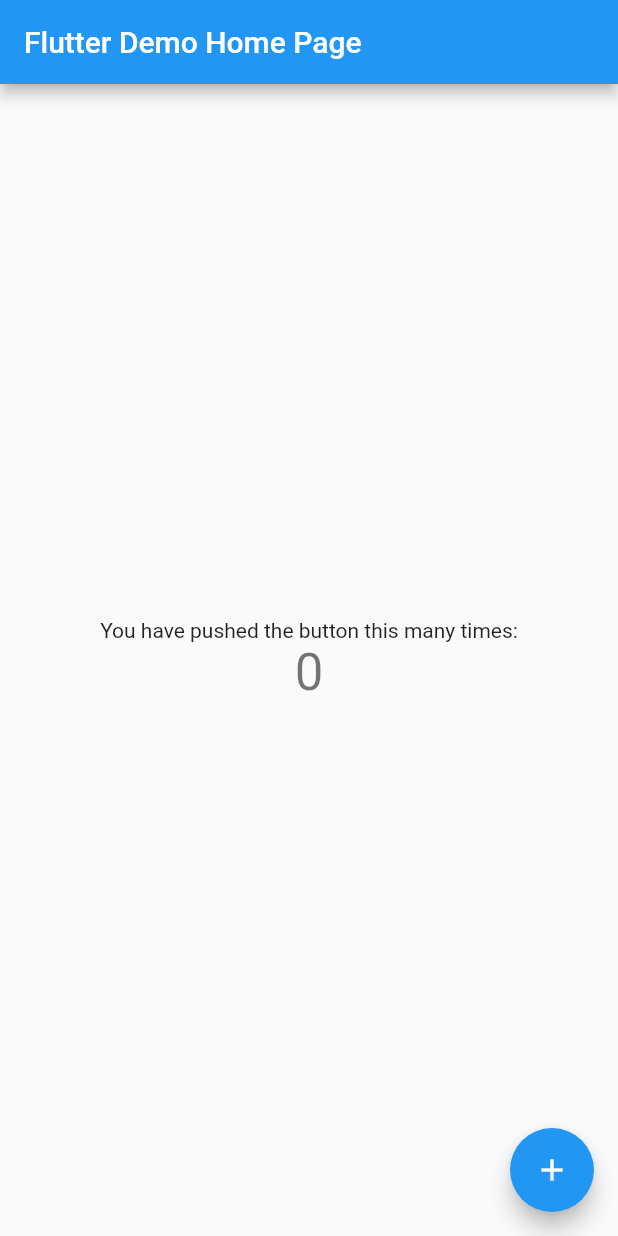
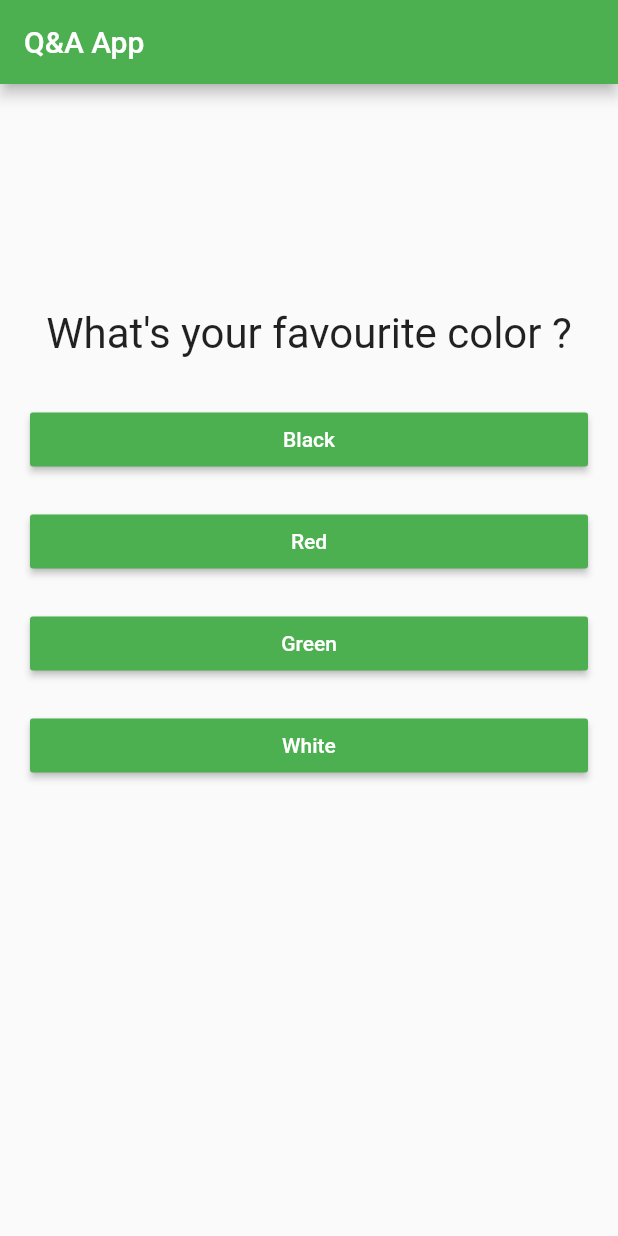
Before and after one commit to anii76/LearningFlutter, a Flutter app: the screen it shows after launch, on a phone screen of 412 x 824 dp. Run offline on Flutter 3.47's test engine with Material 2 defaults, Android fonts, the phone set to English and light mode, and no system bars.

Commit message:
creating the quiz

```diff
--- /dev/null
+++ b/app_sample/lib/answer.dart
@@ -0,0 +1,23 @@
+import 'package:flutter/material.dart';
+
+class Answer extends StatelessWidget {
+  final Function selectHandler; //pointer at a func
+  final String answerText;
+
+  Answer(this.selectHandler, this.answerText);
+
+  @override
+  Widget build(BuildContext context) {
+    return Container(
+      width: double.infinity,
+      margin: EdgeInsets.only(left: 20, right: 20, bottom: 20),
+      child: RaisedButton(
+        color: Colors.green,
+        //shape
+        textColor: Colors.white,
+        child: Text(answerText),
+        onPressed: selectHandler,
+      ),
+    );
+  }
+}
--- a/app_sample/lib/main.dart
+++ b/app_sample/lib/main.dart
@@ -1,111 +1,99 @@
 import 'package:flutter/material.dart';
+
+import './quiz.dart';
+import './result.dart';
+
 
 void main() => runApp(MyApp());
 
-class MyApp extends StatelessWidget {
-  // This widget is the root of your application.
+class MyApp extends StatefulWidget {
+
   @override
-  Widget build(BuildContext context) {
-    return MaterialApp(
-      title: 'Flutter Demo',
-      theme: ThemeData(
-        // This is the theme of your application.
-        //
-        // Try running your application with "flutter run". You'll see the
-        // application has a blue toolbar. Then, without quitting the app, try
-        // changing the primarySwatch below to Colors.green and then invoke
-        // "hot reload" (press "r" in the console where you ran "flutter run",
-        // or simply save your changes to "hot reload" in a Flutter IDE).
-        // Notice that the counter didn't reset back to zero; the application
-        // is not restarted.
-        primarySwatch: Colors.blue,
-      ),
-      home: MyHomePage(title: 'Flutter Demo Home Page'),
-    );
+  State<StatefulWidget> createState() {
+    // ,TODO: implement createState
+    return _MyAppState();
   }
 }
 
-class MyHomePage extends StatefulWidget {
-  MyHomePage({Key key, this.title}) : super(key: key);
+class _MyAppState extends State<MyApp> {
+  //<MyApp> points to MyApp class
+  var _qstIndex = 0; //static var
+  var _totalScore = 0;
+  static const _questions = [
+      {
+        'questionText':'What\'s your favourite color ?',
+        'answers': [
+          {'text':'Black','score': 10},
+          {'text':'Red','score': 5},
+          {'text':'Green','score':2},
+          {'text':'White','score':0}
+          ],},
+      {
+        'questionText':'What\'s your favourite animal ?',
+        'answers': [
+          {'text':'Camel','score':5},
+          {'text':'Dog','score':2},
+          {'text':'Cat','score':0},
+          {'text':'Python','score':10}
+          ],},
+      {
+        'questionText':'What\'s your favourite food ?',
+        'answers': [
+          {'text':'Spaguitti','score':5},
+          {'text':'Couscous','score':2},
+          {'text':'Pizza', 'score':0},
+          {'text':'Soup','score':10}
+          ],},
+      {
+        'questionText':'What\'s your favourite country ?',
+        'answers': [
+          {'text':'Spain','score':0},
+          {'text':'Madagascar','score':5},
+          {'text':'Thailand','score':2},
+          {'text':'Chile','score':10}
+          ],},
+      {
+        'questionText':'What\'s your favourite sleeping time?',
+        'answers': [
+          {'text':'8 pm','score':2},
+          {'text':'10 pm','score':0},
+          {'text':'1 am','score':5},
+          {'text':'anytime in the day','score':10}
+          ],},
+    ];
 
-  // This widget is the home page of your application. It is stateful, meaning
-  // that it has a State object (defined below) that contains fields that affect
-  // how it looks.
+  void _resetQuiz(){
+    setState(() {
+          _qstIndex = 0;
+          _totalScore = 0;
+        });
+  }
 
-  // This class is the configuration for the state. It holds the values (in this
-  // case the title) provided by the parent (in this case the App widget) and
-  // used by the build method of the State. Fields in a Widget subclass are
-  // always marked "final".
-
-  final String title;
-
-  @override
-  _MyHomePageState createState() => _MyHomePageState();
-}
-
-class _MyHomePageState extends State<MyHomePage> {
-  int _counter = 0;
-
-  void _incrementCounter() {
-    setState(() {
-      // This call to setState tells the Flutter framework that something has
-      // changed in this State, which causes it to rerun the build method below
-      // so that the display can reflect the updated values. If we changed
-      // _counter without calling setState(), then the build method would not be
-      // called again, and so nothing would appear to happen.
-      _counter++;
-    });
+  void _answerQuestion(int score) {
+    _totalScore += score;
+    if (_qstIndex < _questions.length)
+    setState(() {  //it recalls build (update state)
+         _qstIndex += 1;
+        });
+    print(_qstIndex); //we dont see in the app -usful for devs
   }
 
   @override
   Widget build(BuildContext context) {
-    // This method is rerun every time setState is called, for instance as done
-    // by the _incrementCounter method above.
-    //
-    // The Flutter framework has been optimized to make rerunning build methods
-    // fast, so that you can just rebuild anything that needs updating rather
-    // than having to individually change instances of widgets.
-    return Scaffold(
-      appBar: AppBar(
-        // Here we take the value from the MyHomePage object that was created by
-        // the App.build method, and use it to set our appbar title.
-        title: Text(widget.title),
+    return MaterialApp(
+      home: Scaffold(
+        appBar: AppBar(
+          title: Text('Q&A App'),
+          backgroundColor: Colors.green,
+        ),
+        body: _qstIndex < _questions.length ?
+        Quiz(
+          answerQuestion: _answerQuestion,
+          questions: _questions,
+          qstIndex: _qstIndex,
+          )
+         : Result(_totalScore,_resetQuiz),
       ),
-      body: Center(
-        // Center is a layout widget. It takes a single child and positions it
-        // in the middle of the parent.
-        child: Column(
-          // Column is also a layout widget. It takes a list of children and
-          // arranges them vertically. By default, it sizes itself to fit its
-          // children horizontally, and tries to be as tall as its parent.
-          //
-          // Invoke "debug painting" (press "p" in the console, choose the
-          // "Toggle Debug Paint" action from the Flutter Inspector in Android
-          // Studio, or the "Toggle Debug Paint" command in Visual Studio Code)
-          // to see the wireframe for each widget.
-          //
-          // Column has various properties to control how it sizes itself and
-          // how it positions its children. Here we use mainAxisAlignment to
-          // center the children vertically; the main axis here is the vertical
-          // axis because Columns are vertical (the cross axis would be
-          // horizontal).
-          mainAxisAlignment: MainAxisAlignment.center,
-          children: <Widget>[
-            Text(
-              'You have pushed the button this many times:',
-            ),
-            Text(
-              '$_counter',
-              style: Theme.of(context).textTheme.display1,
-            ),
-          ],
-        ),
-      ),
-      floatingActionButton: FloatingActionButton(
-        onPressed: _incrementCounter,
-        tooltip: 'Increment',
-        child: Icon(Icons.add),
-      ), // This trailing comma makes auto-formatting nicer for build methods.
     );
   }
 }
--- /dev/null
+++ b/app_sample/lib/question.dart
@@ -0,0 +1,20 @@
+import 'package:flutter/material.dart';
+
+class Question extends StatelessWidget {
+  final String qstText;
+
+  Question(this.qstText);
+
+  @override
+  Widget build(BuildContext context) {
+    return Container(
+      width: double.infinity, //?
+      margin: EdgeInsets.only(left: 10, right: 10, top: 150, bottom: 30),
+      child: Text(
+        qstText,
+        style: TextStyle(fontSize: 28),
+        textAlign: TextAlign.center,
+      ),
+    );
+  }
+}
--- /dev/null
+++ b/app_sample/lib/quiz.dart
@@ -0,0 +1,31 @@
+import 'package:flutter/material.dart';
+
+import './question.dart';
+import './answer.dart';
+
+class Quiz extends StatelessWidget {
+  final Function answerQuestion;
+  final List<Map<String, Object>> questions;
+  final int qstIndex;
+
+  Quiz({
+    @required this.answerQuestion ,
+    @required this.questions ,
+    @required this.qstIndex,
+  });
+
+  @override
+  Widget build(BuildContext context) {
+    return Column( //column created if cnd is true
+          children: [
+            Question( //instead of text i used my own widget
+              questions[qstIndex]['questionText'],
+              ),
+            ...(questions[qstIndex]['answers'] as List<Map<String, Object>>) //??
+            .map((answer) {
+              return Answer(() => answerQuestion(answer['score']), answer['text']);
+            }).toList()
+          ],
+        );
+  }
+}
--- /dev/null
+++ b/app_sample/lib/result.dart
@@ -0,0 +1,41 @@
+import 'package:flutter/material.dart';
+
+class Result extends StatelessWidget {
+  final int resultScore;
+  final Function resultQuiz;
+
+  Result(this.resultScore, this.resultQuiz);
+
+  String get resultPhrase {
+    var resultText/*= 'You did it!'*/;
+    if (resultScore <= 10) {
+      resultText = 'You are awesome and innocent!';
+    } else if (resultScore <= 20) {
+      resultText = 'You are optimistic and likeable!';
+    } else if (resultScore <= 30) {
+      resultText = 'You are Serious and straitforward!';
+    } else if (resultScore <= 40) {
+      resultText = 'You like taking risk and trying unusual stuff';
+    } else
+      resultText = 'An introvert and weird person ?!';
+    return resultText;
+  }
+
+  @override
+  Widget build(BuildContext context) {
+    return Container(
+        margin: EdgeInsets.only(top: 300),
+        child: Column(children: [
+          Text(
+            resultPhrase,
+            style: TextStyle(fontSize: 28, fontWeight: FontWeight.bold),
+            textAlign: TextAlign.center,
+          ),
+          FlatButton(
+            child: Text('Restart Quiz!'),
+            textColor: Colors.greenAccent,
+            onPressed: resultQuiz,
+          )
+        ]));
+  }
+}
```
